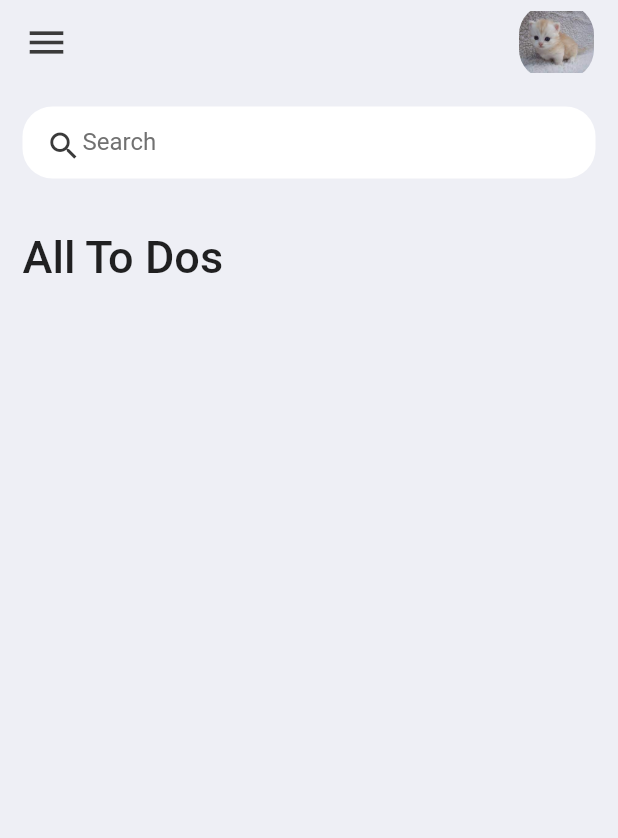
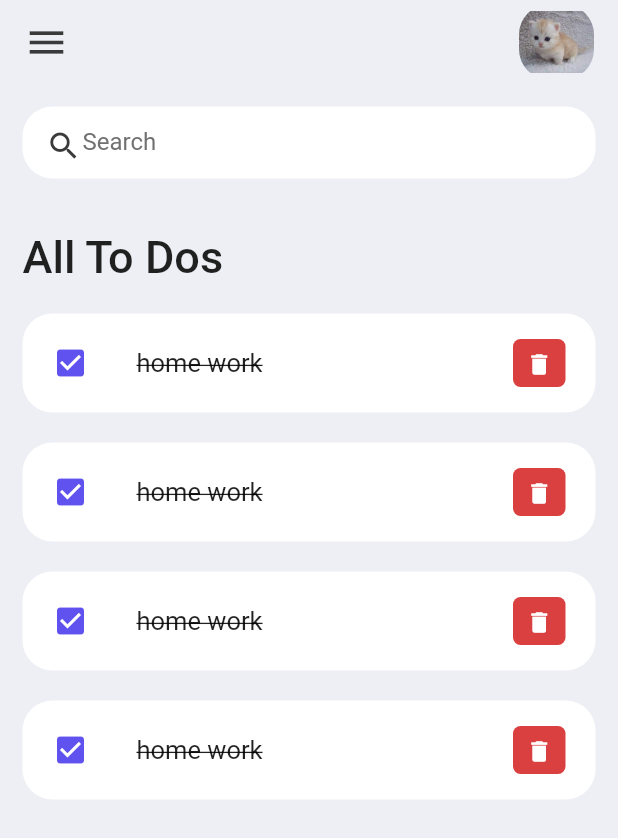
Before and after one commit to keremcanseker/to_do_app-flutter, a Flutter app: the screen it shows after launch, on a phone screen of 412 x 824 dp. Shown: the top 838 px of the screen. Run offline on Flutter 3.47's test engine with Material 2 defaults, Android fonts, the phone set to English and light mode, and no system bars.

Commit message:
listlile item complete

```diff
--- a/todoapp/lib/constant/colors.dart
+++ b/todoapp/lib/constant/colors.dart
@@ -5,4 +5,6 @@ class ToDoColors {
   static const Color menuIconColor = Color(0xFF717171);
   static const Color tdBlack = Color(0xFF3A3A3A);
   static const Color tdGrey = Color(0xFF717171);
+  static const Color tdBlue = Color(0xFF5F52EE);
+  static const Color tdRed = Color(0xFFDA4040);
 }
--- a/todoapp/lib/screen/home_page.dart
+++ b/todoapp/lib/screen/home_page.dart
@@ -1,5 +1,6 @@
 import 'package:flutter/material.dart';
 import 'package:todoapp/constant/colors.dart';
+import 'package:todoapp/widgets/todo_item.dart';
 
 class Home extends StatelessWidget {
   const Home({super.key});
@@ -19,14 +20,18 @@ class Home extends StatelessWidget {
                   children: [
                     Container(
                         margin: const EdgeInsets.only(top: 35, bottom: 20),
-                        child: Text(
+                        child: const Text(
                           "All To Dos",
                           style: TextStyle(
                               fontSize: 30, fontWeight: FontWeight.w500),
-                        ))
+                        )),
+                    const ToDoItem(),
+                    const ToDoItem(),
+                    const ToDoItem(),
+                    const ToDoItem(),
                   ],
                 ),
-              )
+              ),
             ],
           ),
         ));
@@ -35,7 +40,7 @@ class Home extends StatelessWidget {
 
 Widget mysearchbar() {
   return Container(
-      padding: EdgeInsets.symmetric(horizontal: 15),
+      padding: const EdgeInsets.symmetric(horizontal: 15),
       decoration: BoxDecoration(
           borderRadius: BorderRadius.circular(20), color: Colors.white),
       child: const TextField(
@@ -59,7 +64,7 @@ AppBar myappbar() {
       title: Row(
         mainAxisAlignment: MainAxisAlignment.spaceBetween,
         children: [
-          Icon(
+          const Icon(
             Icons.menu,
             color: ToDoColors.tdBlack,
             size: 30,
--- /dev/null
+++ b/todoapp/lib/widgets/todo_item.dart
@@ -0,0 +1,41 @@
+import 'package:flutter/material.dart';
+import 'package:todoapp/constant/colors.dart';
+
+class ToDoItem extends StatelessWidget {
+  const ToDoItem({super.key});
+
+  @override
+  Widget build(BuildContext context) {
+    return Container(
+      margin: const EdgeInsets.only(bottom: 20),
+      child: ListTile(
+        onTap: () {
+          print('it did');
+        },
+        contentPadding: const EdgeInsets.symmetric(horizontal: 20, vertical: 5),
+        shape: RoundedRectangleBorder(borderRadius: BorderRadius.circular(20)),
+        tileColor: Colors.white,
+        leading: const Icon(Icons.check_box, color: ToDoColors.tdBlue),
+        title: const Text("home work",
+            style: TextStyle(
+                fontSize: 17, decoration: TextDecoration.lineThrough)),
+        trailing: Container(
+            padding: const EdgeInsets.all(0),
+            margin: const EdgeInsets.symmetric(vertical: 12),
+            width: 35,
+            height: 35,
+            decoration: BoxDecoration(
+                color: ToDoColors.tdRed,
+                borderRadius: BorderRadius.circular(5)),
+            child: IconButton(
+              icon: const Icon(Icons.delete),
+              iconSize: 18,
+              color: Colors.white,
+              onPressed: () {
+                print("click");
+              },
+            )),
+      ),
+    );
+  }
+}
```
